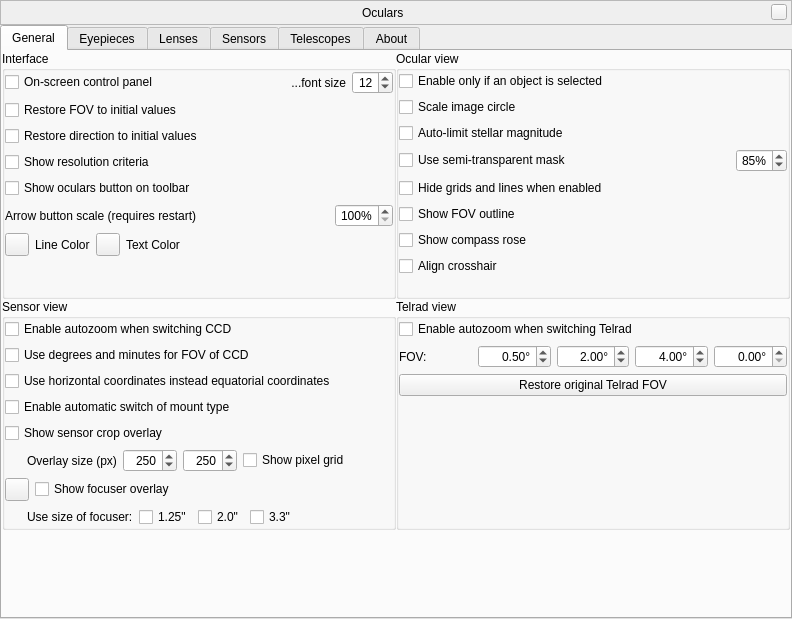
Stellarium/stellarium, file plugins/Oculars/src/gui/ocularDialog.ui: the form before one commit.
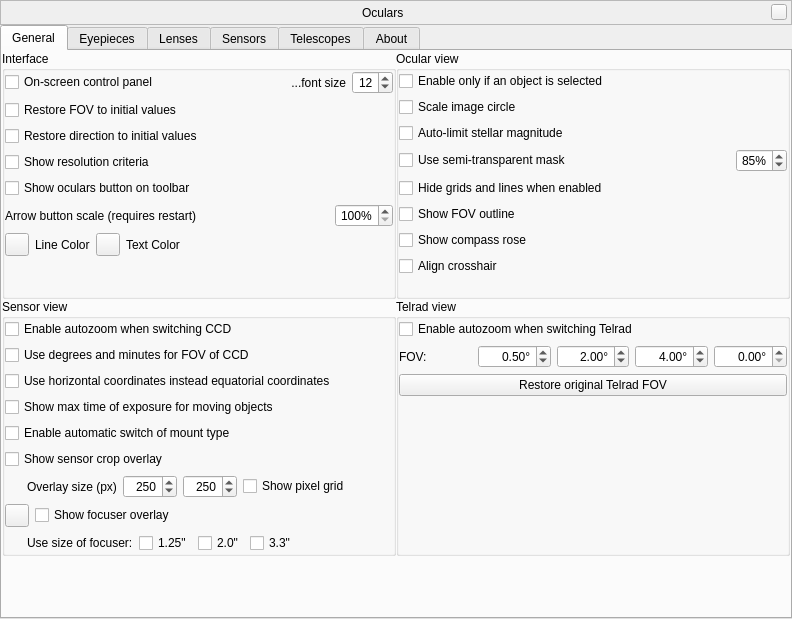
The form after the commit. Icons and pictures are not drawn. Custom widgets are drawn as their Qt base class.

Commit message: Indicate max exposure time for moving objects (#2789)

```diff
--- a/plugins/Oculars/src/gui/ocularDialog.ui
+++ b/plugins/Oculars/src/gui/ocularDialog.ui
@@ -576,136 +576,7 @@
              <property name="bottomMargin">
               <number>0</number>
              </property>
-             <item row="3" column="0">
-              <widget class="QCheckBox" name="checkBoxTypeOfMount">
-               <property name="toolTip">
-                <string>Enable automatic switch of mount type from the telescope settings for horizontal orientation of CCD frame.</string>
-               </property>
-               <property name="text">
-                <string>Enable automatic switch of mount type</string>
-               </property>
-              </widget>
-             </item>
-             <item row="0" column="0">
-              <widget class="QCheckBox" name="checkBoxCCDFOVScaling">
-               <property name="text">
-                <string>Enable autozoom when switching CCD</string>
-               </property>
-              </widget>
-             </item>
-             <item row="5" column="0">
-              <layout class="QHBoxLayout" name="guiSensorPanelHorizontalLayout">
-               <item>
-                <spacer name="horizontalSpacer_2">
-                 <property name="orientation">
-                  <enum>Qt::Horizontal</enum>
-                 </property>
-                 <property name="sizeType">
-                  <enum>QSizePolicy::Fixed</enum>
-                 </property>
-                 <property name="sizeHint" stdset="0">
-                  <size>
-                   <width>22</width>
-                   <height>20</height>
-                  </size>
-                 </property>
-                </spacer>
-               </item>
-               <item>
-                <widget class="QLabel" name="guiCcdCropOverlaySizeLabel">
-                 <property name="text">
-                  <string>Overlay size (px)</string>
-                 </property>
-                </widget>
-               </item>
-               <item>
-                <widget class="QSpinBox" name="guiCcdCropOverlayHSizeSpinBox">
-                 <property name="sizePolicy">
-                  <sizepolicy hsizetype="Maximum" vsizetype="Fixed">
-                   <horstretch>0</horstretch>
-                   <verstretch>0</verstretch>
-                  </sizepolicy>
-                 </property>
-                 <property name="maximumSize">
-                  <size>
-                   <width>70</width>
-                   <height>16777215</height>
-                  </size>
-                 </property>
-                 <property name="toolTip">
-                  <string>Horizontal size (width)</string>
-                 </property>
-                 <property name="alignment">
-                  <set>Qt::AlignRight|Qt::AlignTrailing|Qt::AlignVCenter</set>
-                 </property>
-                 <property name="minimum">
-                  <number>1</number>
-                 </property>
-                 <property name="maximum">
-                  <number>6000</number>
-                 </property>
-                 <property name="value">
-                  <number>250</number>
-                 </property>
-                </widget>
-               </item>
-               <item>
-                <widget class="QSpinBox" name="guiCcdCropOverlayVSizeSpinBox">
-                 <property name="sizePolicy">
-                  <sizepolicy hsizetype="Maximum" vsizetype="Fixed">
-                   <horstretch>0</horstretch>
-                   <verstretch>0</verstretch>
-                  </sizepolicy>
-                 </property>
-                 <property name="maximumSize">
-                  <size>
-                   <width>70</width>
-                   <height>16777215</height>
-                  </size>
-                 </property>
-                 <property name="toolTip">
-                  <string>Vertical size (height)</string>
-                 </property>
-                 <property name="alignment">
-                  <set>Qt::AlignRight|Qt::AlignTrailing|Qt::AlignVCenter</set>
-                 </property>
-                 <property name="minimum">
-                  <number>1</number>
-                 </property>
-                 <property name="maximum">
-                  <number>6000</number>
-                 </property>
-                 <property name="value">
-                  <number>250</number>
-                 </property>
-                </widget>
-               </item>
-               <item>
-                <widget class="QCheckBox" name="checkBoxShowCcdCropOverlayPixelGrid">
-                 <property name="toolTip">
-                  <string>Enable pixel grid of sensor binned pixels within sensor crop overlay.</string>
-                 </property>
-                 <property name="text">
-                  <string>Show pixel grid</string>
-                 </property>
-                </widget>
-               </item>
-               <item>
-                <spacer name="horizontalSpacer_3">
-                 <property name="orientation">
-                  <enum>Qt::Horizontal</enum>
-                 </property>
-                 <property name="sizeHint" stdset="0">
-                  <size>
-                   <width>40</width>
-                   <height>20</height>
-                  </size>
-                 </property>
-                </spacer>
-               </item>
-              </layout>
-             </item>
-             <item row="7" column="0">
+             <item row="8" column="0">
               <layout class="QHBoxLayout" name="horizontalLayout_4">
                <item>
                 <widget class="QToolButton" name="focuserColorToolButton">
@@ -730,7 +601,17 @@
                </property>
               </widget>
              </item>
-             <item row="8" column="0">
+             <item row="4" column="0">
+              <widget class="QCheckBox" name="checkBoxTypeOfMount">
+               <property name="toolTip">
+                <string>Enable automatic switch of mount type from the telescope settings for horizontal orientation of CCD frame.</string>
+               </property>
+               <property name="text">
+                <string>Enable automatic switch of mount type</string>
+               </property>
+              </widget>
+             </item>
+             <item row="9" column="0">
               <layout class="QHBoxLayout" name="horizontalLayout_14">
                <item>
                 <spacer name="horizontalSpacer_5">
@@ -791,16 +672,6 @@
                </item>
               </layout>
              </item>
-             <item row="4" column="0">
-              <widget class="QCheckBox" name="checkBoxShowCcdCropOverlay">
-               <property name="toolTip">
-                <string>Enable a rectangular overlay showing the effective size of a number of pixels.</string>
-               </property>
-               <property name="text">
-                <string>Show sensor crop overlay</string>
-               </property>
-              </widget>
-             </item>
              <item row="2" column="0">
               <widget class="QCheckBox" name="checkBoxHorizontalCoordinates">
                <property name="text">
@@ -808,6 +679,145 @@
                </property>
               </widget>
              </item>
+             <item row="6" column="0">
+              <layout class="QHBoxLayout" name="guiSensorPanelHorizontalLayout">
+               <item>
+                <spacer name="horizontalSpacer_2">
+                 <property name="orientation">
+                  <enum>Qt::Horizontal</enum>
+                 </property>
+                 <property name="sizeType">
+                  <enum>QSizePolicy::Fixed</enum>
+                 </property>
+                 <property name="sizeHint" stdset="0">
+                  <size>
+                   <width>22</width>
+                   <height>20</height>
+                  </size>
+                 </property>
+                </spacer>
+               </item>
+               <item>
+                <widget class="QLabel" name="guiCcdCropOverlaySizeLabel">
+                 <property name="text">
+                  <string>Overlay size (px)</string>
+                 </property>
+                </widget>
+               </item>
+               <item>
+                <widget class="QSpinBox" name="guiCcdCropOverlayHSizeSpinBox">
+                 <property name="sizePolicy">
+                  <sizepolicy hsizetype="Maximum" vsizetype="Fixed">
+                   <horstretch>0</horstretch>
+                   <verstretch>0</verstretch>
+                  </sizepolicy>
+                 </property>
+                 <property name="maximumSize">
+                  <size>
+                   <width>70</width>
+                   <height>16777215</height>
+                  </size>
+                 </property>
+                 <property name="toolTip">
+                  <string>Horizontal size (width)</string>
+                 </property>
+                 <property name="alignment">
+                  <set>Qt::AlignRight|Qt::AlignTrailing|Qt::AlignVCenter</set>
+                 </property>
+                 <property name="minimum">
+                  <number>1</number>
+                 </property>
+                 <property name="maximum">
+                  <number>6000</number>
+                 </property>
+                 <property name="value">
+                  <number>250</number>
+                 </property>
+                </widget>
+               </item>
+               <item>
+                <widget class="QSpinBox" name="guiCcdCropOverlayVSizeSpinBox">
+                 <property name="sizePolicy">
+                  <sizepolicy hsizetype="Maximum" vsizetype="Fixed">
+                   <horstretch>0</horstretch>
+                   <verstretch>0</verstretch>
+                  </sizepolicy>
+                 </property>
+                 <property name="maximumSize">
+                  <size>
+                   <width>70</width>
+                   <height>16777215</height>
+                  </size>
+                 </property>
+                 <property name="toolTip">
+                  <string>Vertical size (height)</string>
+                 </property>
+                 <property name="alignment">
+                  <set>Qt::AlignRight|Qt::AlignTrailing|Qt::AlignVCenter</set>
+                 </property>
+                 <property name="minimum">
+                  <number>1</number>
+                 </property>
+                 <property name="maximum">
+                  <number>6000</number>
+                 </property>
+                 <property name="value">
+                  <number>250</number>
+                 </property>
+                </widget>
+               </item>
+               <item>
+                <widget class="QCheckBox" name="checkBoxShowCcdCropOverlayPixelGrid">
+                 <property name="toolTip">
+                  <string>Enable pixel grid of sensor binned pixels within sensor crop overlay.</string>
+                 </property>
+                 <property name="text">
+                  <string>Show pixel grid</string>
+                 </property>
+                </widget>
+               </item>
+               <item>
+                <spacer name="horizontalSpacer_3">
+                 <property name="orientation">
+                  <enum>Qt::Horizontal</enum>
+                 </property>
+                 <property name="sizeHint" stdset="0">
+                  <size>
+                   <width>40</width>
+                   <height>20</height>
+                  </size>
+                 </property>
+                </spacer>
+               </item>
+              </layout>
+             </item>
+             <item row="5" column="0">
+              <widget class="QCheckBox" name="checkBoxShowCcdCropOverlay">
+               <property name="toolTip">
+                <string>Enable a rectangular overlay showing the effective size of a number of pixels.</string>
+               </property>
+               <property name="text">
+                <string>Show sensor crop overlay</string>
+               </property>
+              </widget>
+             </item>
+             <item row="0" column="0">
+              <widget class="QCheckBox" name="checkBoxCCDFOVScaling">
+               <property name="text">
+                <string>Enable autozoom when switching CCD</string>
+               </property>
+              </widget>
+             </item>
+             <item row="3" column="0">
+              <widget class="QCheckBox" name="checkBoxCCDMaxExposureTime">
+               <property name="toolTip">
+                <string>Show max time of exposure for Solar system objects when then selected</string>
+               </property>
+               <property name="text">
+                <string>Show max time of exposure for moving objects</string>
+               </property>
+              </widget>
+             </item>
             </layout>
            </widget>
           </item>
```
The commit also changes 6 other files.
